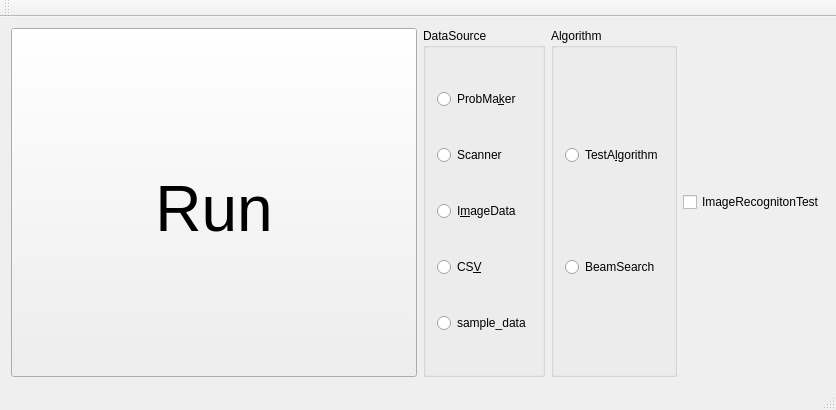
tnct-spc/procon2017-comp, file Kunugida/kunugida.ui: the form before one commit.
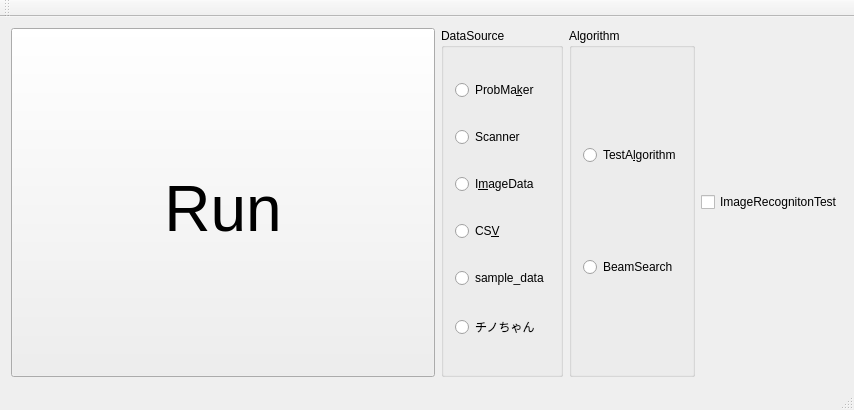
The form after the commit.

Patch:
```diff
--- a/Kunugida/kunugida.ui
+++ b/Kunugida/kunugida.ui
@@ -6,7 +6,7 @@
    <rect>
     <x>0</x>
     <y>0</y>
-    <width>836</width>
+    <width>854</width>
     <height>410</height>
    </rect>
   </property>
@@ -82,6 +82,13 @@
            </property>
           </widget>
          </item>
+         <item>
+          <widget class="QRadioButton" name="chinochan_button">
+           <property name="text">
+            <string>チノちゃん</string>
+           </property>
+          </widget>
+         </item>
         </layout>
        </widget>
       </item>
```
Left out of the diff: 4 changed lines with no effect on the pictures.
